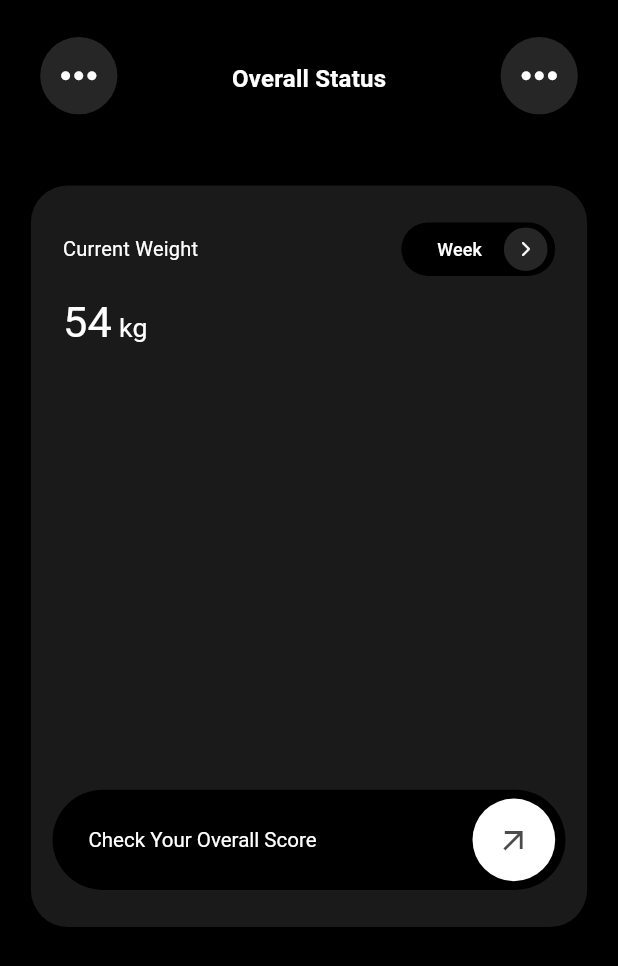
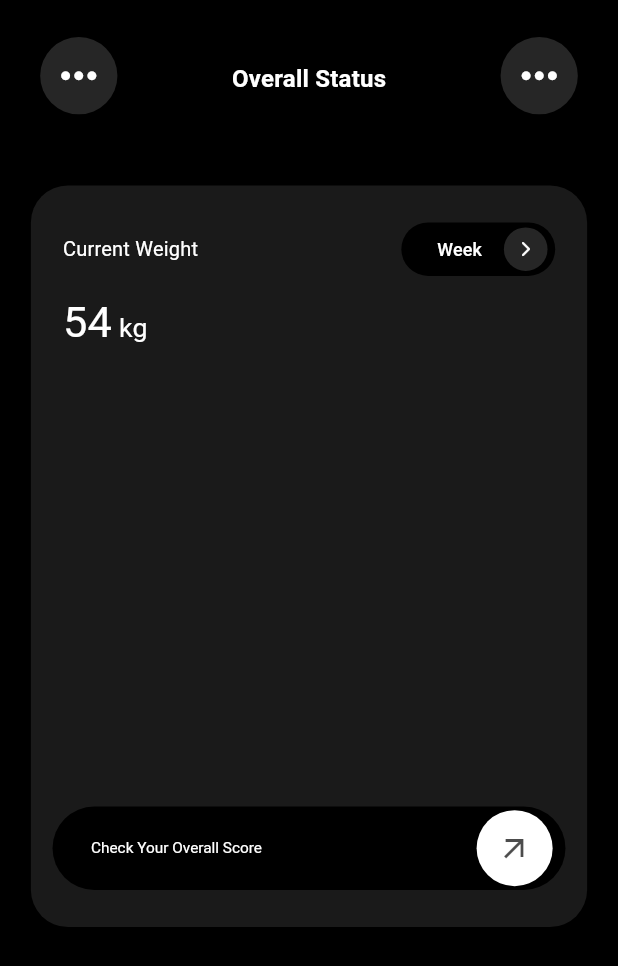
Before and after one commit to bhawesh2002/workout_planner_app_ui, a Flutter app: the OverallStatusPage screen opened directly, on a phone screen of 412 x 824 dp. Shown: the top 966 px of the screen. Run offline on Flutter 3.47's test engine with Material 3 defaults, Android fonts, the phone set to English and light mode, and no system bars; our stand-ins replace google_fonts.

Commit message:
Remove unused import and adjust layout in OverallStatusPage

```diff
--- a/lib/pages/overall_status_page.dart
+++ b/lib/pages/overall_status_page.dart
@@ -1,5 +1,4 @@
 import 'package:flutter/material.dart';
-import 'package:flutter/widgets.dart';
 import 'package:workout_planner_app/widgets/more_button.dart';
 
 class OverallStatusPage extends StatelessWidget {
@@ -155,24 +154,27 @@ class OverallStatusPage extends StatelessWidget {
                             ),
                           ),
                         ),
+                        //Check Your Overall Score
                         Positioned.fill(
                           child: Align(
                             alignment: Alignment.bottomCenter,
                             child: Container(
                               width: constraints.maxWidth,
-                              height: constraints.maxHeight * 0.15,
+                              height: constraints.maxHeight * 0.125,
                               decoration: BoxDecoration(
                                 color: Colors.black,
                                 borderRadius: BorderRadius.circular(
                                     constraints.maxHeight),
                               ),
                               padding: EdgeInsets.symmetric(
-                                  horizontal: constraints.maxWidth * 0.02),
+                                  horizontal: constraints.maxWidth * 0.025),
                               child: Row(
                                 mainAxisAlignment:
                                     MainAxisAlignment.spaceBetween,
                                 children: [
-                                  Padding(
+                                  Expanded(
+                                    flex: 2,
+                                    child: Padding(
                                       padding: EdgeInsets.only(
                                           left: constraints.maxWidth * 0.05),
                                       child: Text(
@@ -183,24 +185,29 @@ class OverallStatusPage extends StatelessWidget {
                                             ?.copyWith(
                                               fontWeight: FontWeight.normal,
                                               fontSize:
-                                                constraints.maxWidth * 0.04,
+                                                  constraints.maxWidth * 0.03,
                                             ),
                                       ),
                                     ),
-                                  IconButton(
+                                  ),
+                                  Flexible(
+                                    flex: 1,
+                                    child: IconButton(
                                       onPressed: () {},
                                       style: const ButtonStyle(
-                                      backgroundColor: MaterialStatePropertyAll(
+                                        backgroundColor:
+                                            MaterialStatePropertyAll(
                                                 Colors.white),
                                       ),
                                       padding: EdgeInsets.all(
-                                      constraints.maxHeight * 0.035,
+                                        constraints.maxHeight * 0.03,
                                       ),
                                       icon: Icon(
                                         Icons.arrow_outward,
                                         color: Colors.black.withOpacity(0.7),
                                       ),
-                                  )
+                                    ),
+                                  ),
                                 ],
                               ),
                             ),
```
Lines whose indentation alone changed are shown as unchanged.
